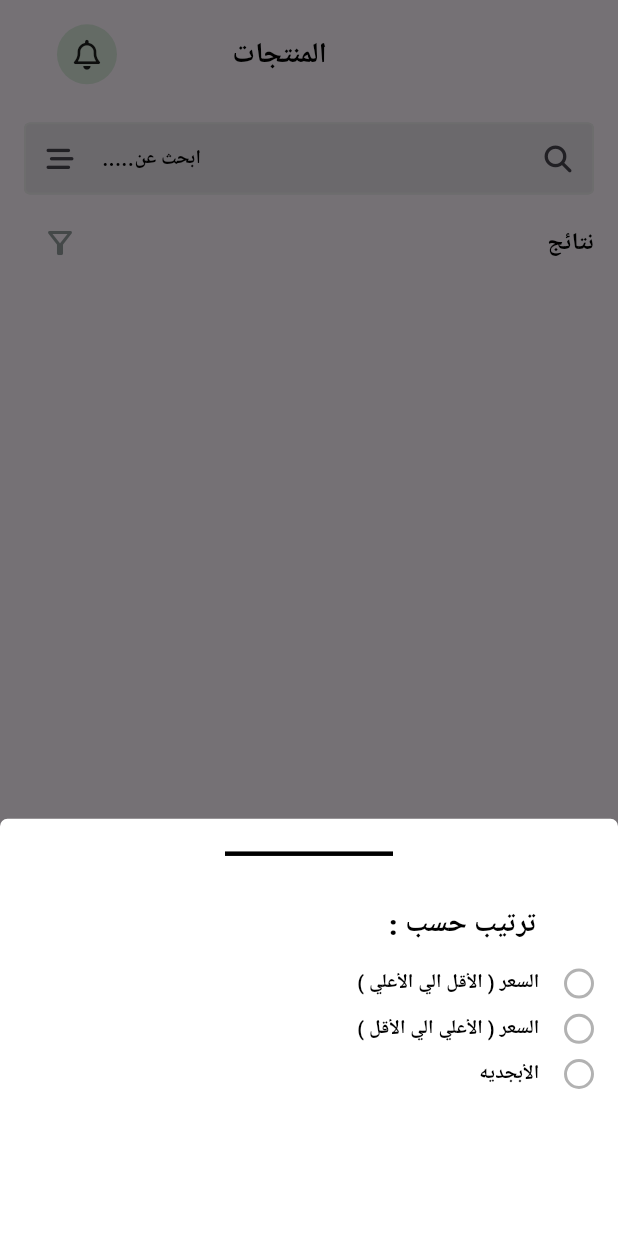
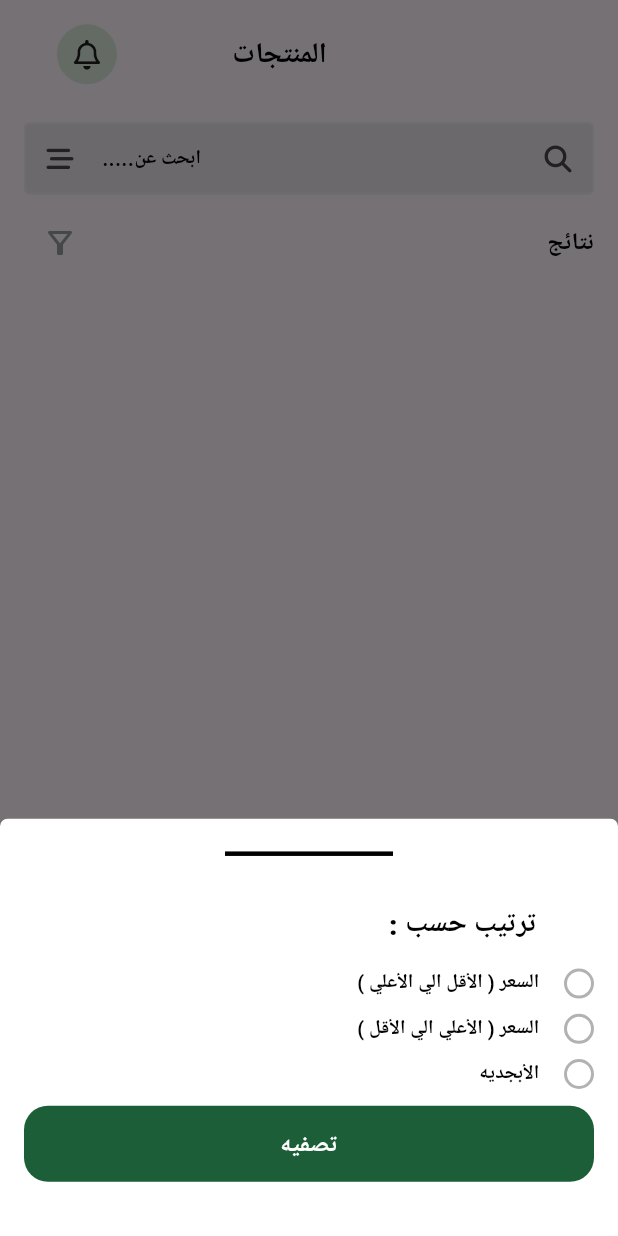
Before and after one commit to He9sham/Fruit-HUB, a Flutter app: the ProductView screen opened directly, after a tap on the "filter alt" icon, on a phone screen of 412 x 824 dp. Run offline on Flutter 3.47's test engine with Material 3 defaults, Android fonts, the phone set to English and light mode, and no system bars; our stand-ins replace awesome_dialog, bloc, cloud_firestore, dartz, firebase_auth, firebase_core and 12 more; missing offline and left inert: cuberto_bottom_bar; accounts and stored records are empty; Roboto replaces fonts that are missing (Cairo).

Commit message:
feat: add AppTextButton to RowTextandIcon widget for filtering options

```diff
--- a/lib/feature/home/view/widgets/row_text.dart
+++ b/lib/feature/home/view/widgets/row_text.dart
@@ -1,6 +1,7 @@
 import 'dart:ui';
 
 import 'package:commerce_hub/core/helper/spacing.dart';
+import 'package:commerce_hub/core/widgets/app_text_buttom.dart';
 import 'package:commerce_hub/feature/home/view/widgets/row_text_chosse.dart';
 import 'package:flutter/material.dart';
 
@@ -95,6 +96,15 @@ class RowTextandIcon extends StatelessWidget {
                       ),
                     ),
                   ),
+                  verticalSpace(11),
+                  Padding(
+                    padding: const EdgeInsets.symmetric(horizontal: 16),
+                    child: AppTextButton(
+                      buttonText: 'تصفيه',
+                      onPressed: () {},
+                      textStyle: Styles.textbuttom16White,
+                    ),
+                  ),
                 ],
               ),
             );
```
Also changed, not shown: 4 other files.
